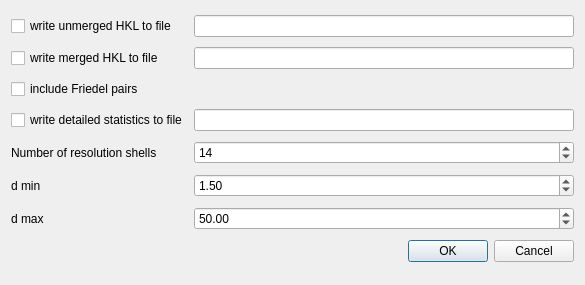
k61n/openhkl, file apps/NSXQt/ui/LogFileDialog.ui: the form before one commit.
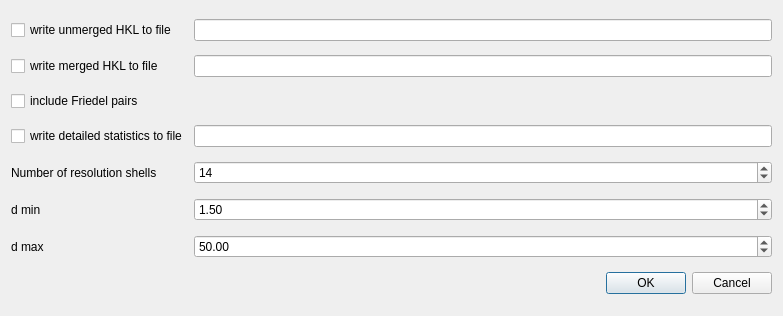
The form after the commit.

The edit to the form file:
```diff
--- a/apps/NSXQt/ui/LogFileDialog.ui
+++ b/apps/NSXQt/ui/LogFileDialog.ui
@@ -6,8 +6,8 @@
    <rect>
     <x>0</x>
     <y>0</y>
-    <width>585</width>
-    <height>285</height>
+    <width>783</width>
+    <height>316</height>
    </rect>
   </property>
   <property name="windowTitle">
```
